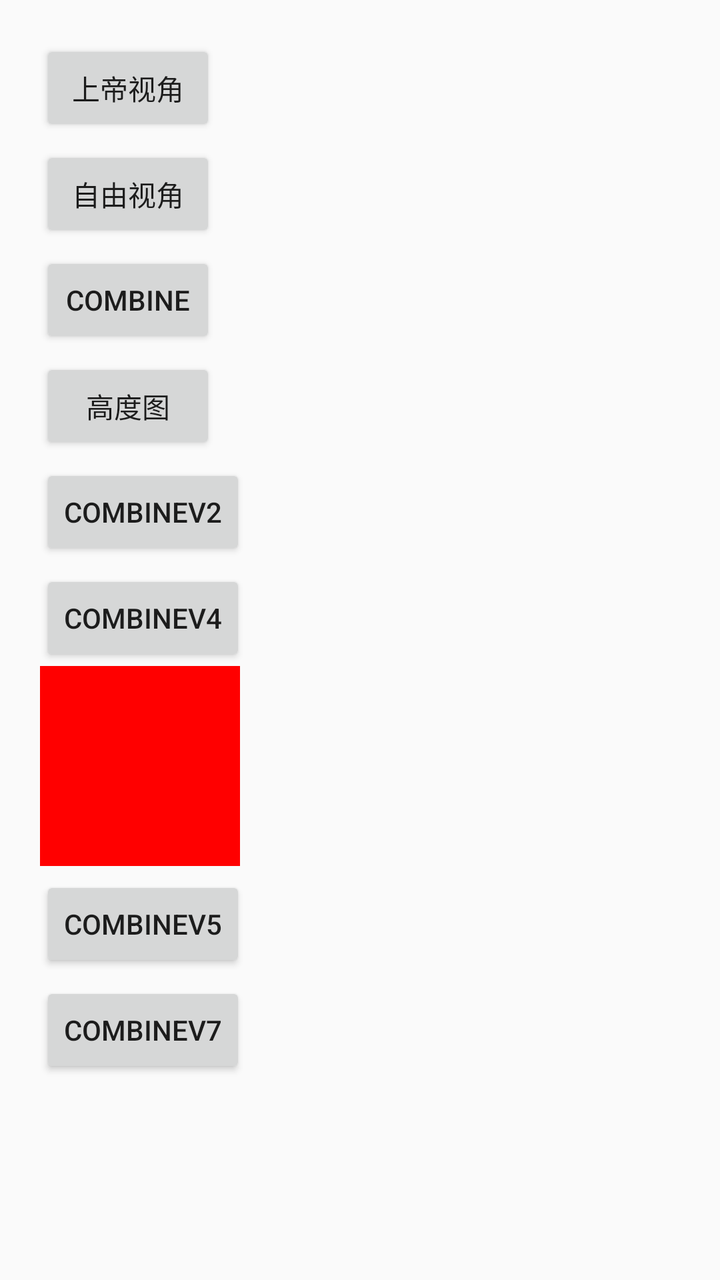
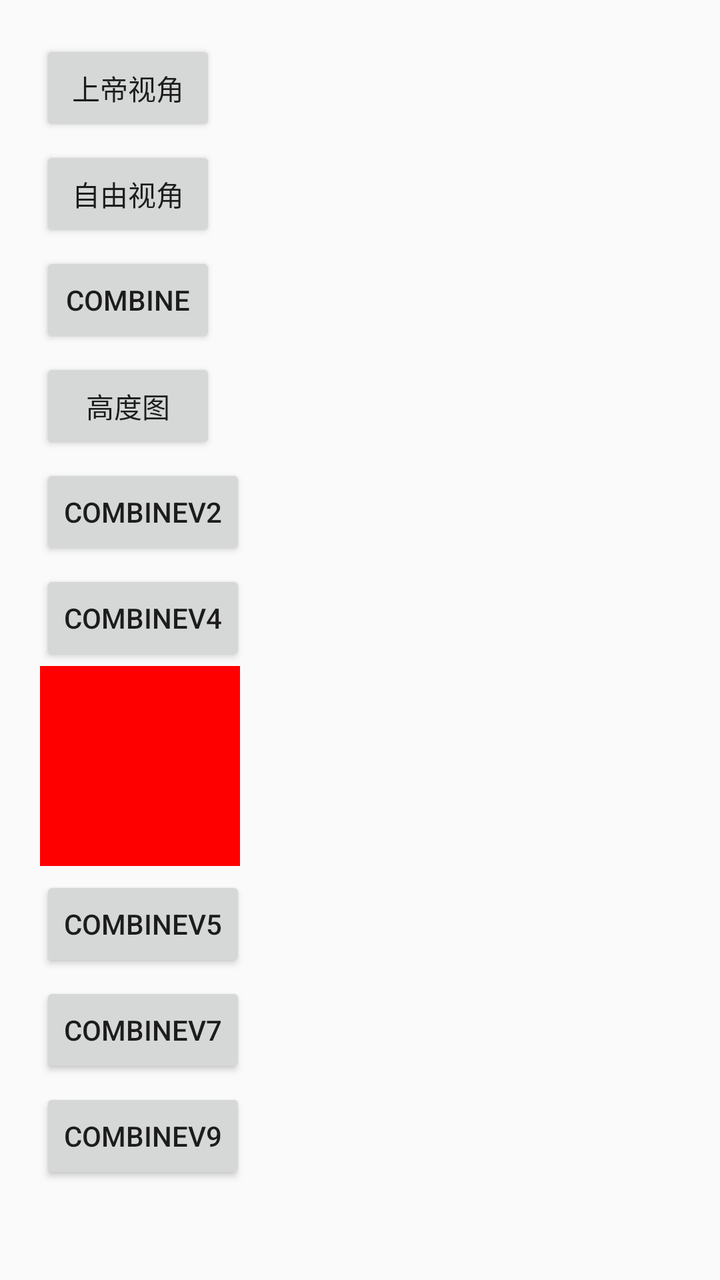

An Android layout rendered at two revisions. The XML below is the earlier revision; the diff shows what the commit changed to produce the second picture.
<!-- AndroidManifest.xml: application theme AppTheme -->
<!-- res/layout/activity_main.xml -->
<?xml version="1.0" encoding="utf-8"?>
<LinearLayout xmlns:android="http://schemas.android.com/apk/res/android"
    xmlns:tools="http://schemas.android.com/tools"
    android:layout_width="match_parent"
    android:layout_height="match_parent"
    android:orientation="vertical"
    android:padding="20dp"
    tools:context=".TerrainGLActivity">

    <Button
        android:id="@+id/sd_bt"
        android:layout_width="wrap_content"
        android:layout_height="wrap_content"
        android:text="上帝视角" />

    <Button
        android:id="@+id/zy_bt"
        android:layout_width="wrap_content"
        android:layout_height="wrap_content"
        android:layout_marginTop="5dp"
        android:text="自由视角" />

    <Button
        android:id="@+id/combine_bt"
        android:layout_width="wrap_content"
        android:layout_height="wrap_content"
        android:layout_marginTop="5dp"
        android:text="Combine" />

    <Button
        android:id="@+id/height_map_bt"
        android:layout_width="wrap_content"
        android:layout_height="wrap_content"
        android:layout_marginTop="5dp"
        android:text="高度图" />


    <Button
        android:id="@+id/combine_v2_bt"
        android:layout_width="wrap_content"
        android:layout_height="wrap_content"
        android:layout_marginTop="5dp"
        android:text="CombineV2" />

    <Button
        android:id="@+id/combine_v4_bt"
        android:layout_width="wrap_content"
        android:layout_height="wrap_content"
        android:layout_marginTop="5dp"
        android:text="CombineV4" />


    <ImageView
        android:id="@+id/iv_tiff_image_view"
        android:layout_width="100dp"
        android:layout_height="100dp"
        android:layout_gravity="top|left"
        android:background="#ffff0000" />

    <Button
        android:id="@+id/combine_v5_bt"
        android:layout_width="wrap_content"
        android:layout_height="wrap_content"
        android:layout_marginTop="5dp"
        android:text="CombineV5" />

    <Button
        android:id="@+id/combine_v7_bt"
        android:layout_width="wrap_content"
        android:layout_height="wrap_content"
        android:layout_marginTop="5dp"
        android:text="CombineV7" />


</LinearLayout>
<!-- resources referenced by this layout -->
<resources>
  <style name="AppTheme" parent="Theme.AppCompat.Light.DarkActionBar">
          
          <item name="colorPrimary">@color/colorPrimary</item>
          <item name="colorPrimaryDark">@color/colorPrimaryDark</item>
          <item name="colorAccent">@color/colorAccent</item>
      </style>
  <color name="colorPrimary">#008577</color>
  <color name="colorPrimaryDark">#00574B</color>
  <color name="colorAccent">#D81B60</color>
</resources>

<!-- the commit's change to res/layout/activity_main.xml (unified diff, before → after) -->
@@ -71,5 +71,12 @@
         android:layout_marginTop="5dp"
         android:text="CombineV7" />
 
+    <Button
+        android:id="@+id/combine_v9_bt"
+        android:layout_width="wrap_content"
+        android:layout_height="wrap_content"
+        android:layout_marginTop="5dp"
+        android:text="CombineV9" />
+
 
 </LinearLayout>
